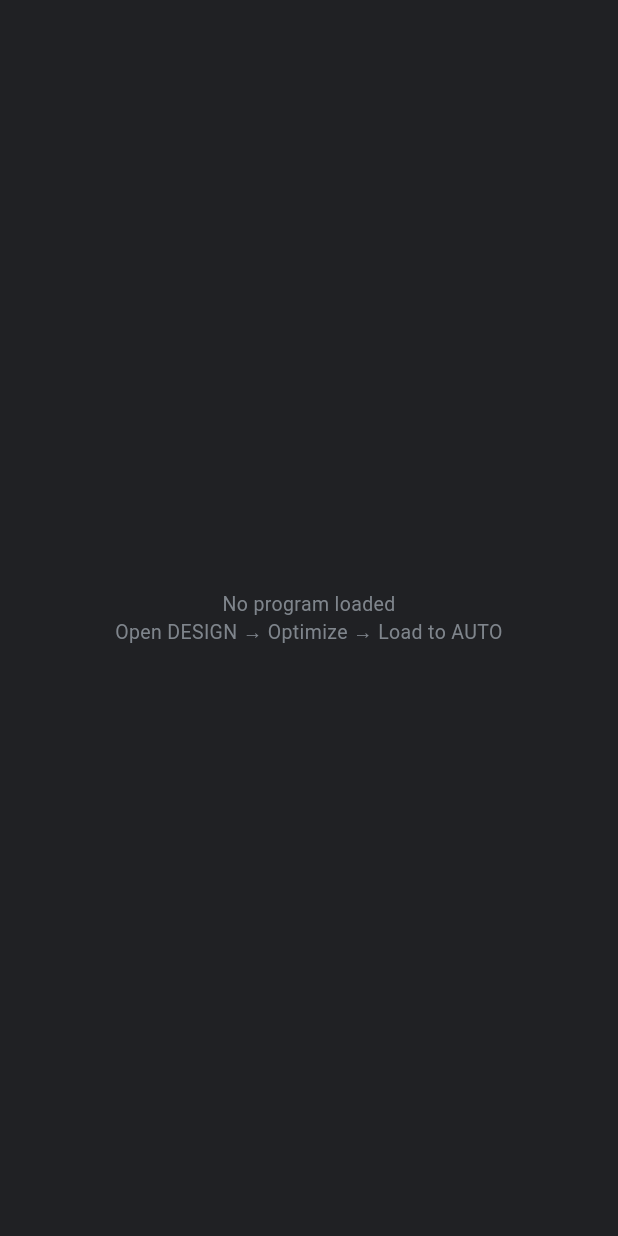
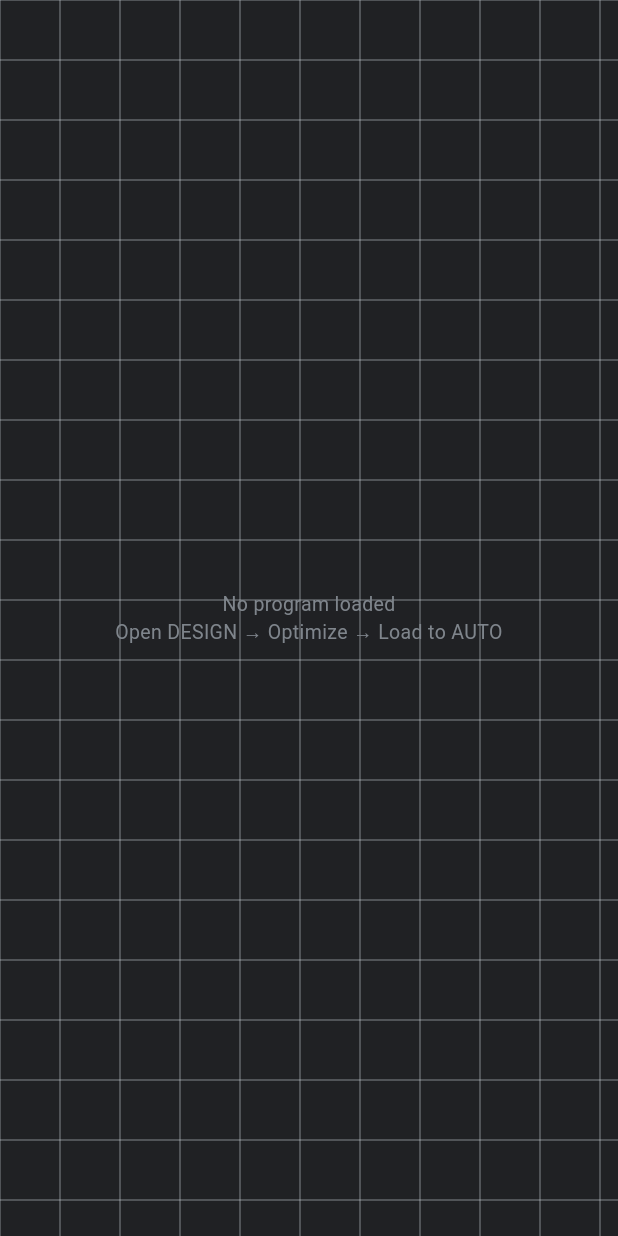
Before and after one commit to moslimebrahem69-ai/ROVEX_Project, a Flutter app: the PathPreview widget shown alone on an empty page, opened directly, on a phone screen of 412 x 824 dp. Run offline on Flutter 3.47's test engine with Material 3 defaults, Android fonts, the phone set to English and light mode, and no system bars; our stand-ins replace audioplayers, file_picker; missing offline and left inert: desktop_drop.

Commit message:
feat: improve design preview and English-only interface

```diff
--- a/Rug-CNC/flutter_tufting_system/lib/widgets/path_preview.dart
+++ b/Rug-CNC/flutter_tufting_system/lib/widgets/path_preview.dart
@@ -1,6 +1,3 @@
-import 'dart:typed_data';
-import 'dart:ui' as ui;
-
 import 'package:flutter/material.dart';
 import 'package:provider/provider.dart';
 
@@ -14,6 +11,7 @@ class PathPreview extends StatelessWidget {
   @override
   Widget build(BuildContext context) {
     final svc = context.watch<MachineService>();
+
     final pts = svc.programPoints;
     final s = svc.status;
     final colorGroups = svc.colorGroups;
@@ -25,15 +23,26 @@ class PathPreview extends StatelessWidget {
       child: Stack(
         fit: StackFit.expand,
         children: [
-          // ---------------------------------------------------------
+          // =========================================================
           // ORIGINAL DESIGN IMAGE
-          // ---------------------------------------------------------
+          // =========================================================
+
           if (designImage != null)
-            _DesignImage(bytes: designImage),
+            Center(
+              child: Padding(
+                padding: const EdgeInsets.all(40),
+                child: Image.memory(
+                  designImage,
+                  fit: BoxFit.contain,
+                  filterQuality: FilterQuality.high,
+                ),
+              ),
+            ),
 
-          // ---------------------------------------------------------
-          // TOOLPATH + NEEDLE
-          // ---------------------------------------------------------
+          // =========================================================
+          // TOOLPATH + MACHINE HEAD
+          // =========================================================
+
           CustomPaint(
             painter: _PathPainter(
               points: pts,
@@ -43,9 +52,10 @@ class PathPreview extends StatelessWidget {
             ),
           ),
 
-          // ---------------------------------------------------------
+          // =========================================================
           // EMPTY STATE
-          // ---------------------------------------------------------
+          // =========================================================
+
           if (pts.isEmpty && designImage == null)
             const Center(
               child: Text(
@@ -58,9 +68,10 @@ class PathPreview extends StatelessWidget {
               ),
             ),
 
-          // ---------------------------------------------------------
+          // =========================================================
           // PROGRAM NAME
-          // ---------------------------------------------------------
+          // =========================================================
+
           if (pts.isNotEmpty || designImage != null)
             Align(
               alignment: Alignment.topLeft,
@@ -78,9 +89,10 @@ class PathPreview extends StatelessWidget {
               ),
             ),
 
-          // ---------------------------------------------------------
+          // =========================================================
           // COLOR LEGEND
-          // ---------------------------------------------------------
+          // =========================================================
+
           if (colorGroups.isNotEmpty)
             Align(
               alignment: Alignment.topRight,
@@ -98,31 +110,10 @@ class PathPreview extends StatelessWidget {
   }
 }
 
-/// Displays the original uploaded design image.
-class _DesignImage extends StatelessWidget {
-  final Uint8List bytes;
+// ===================================================================
+// COLOR LEGEND
+// ===================================================================
 
-  const _DesignImage({
-    required this.bytes,
-  });
-
-  @override
-  Widget build(BuildContext context) {
-    return Center(
-      child: Padding(
-        padding: const EdgeInsets.all(40),
-        child: Image.memory(
-          bytes,
-          fit: BoxFit.contain,
-          filterQuality: FilterQuality.high,
-        ),
-      ),
-    );
-  }
-}
-
-/// Shows detected thread colors and highlights
-/// the color currently under the needle.
 class _ColorLegend extends StatelessWidget {
   final List<ColorGroup> groups;
   final int? activeOrder;
@@ -187,6 +178,10 @@ class _ColorLegend extends StatelessWidget {
   }
 }
 
+// ===================================================================
+// PATH PAINTER
+// ===================================================================
+
 class _PathPainter extends CustomPainter {
   final List<TuftPoint> points;
   final double headX;
@@ -202,13 +197,37 @@ class _PathPainter extends CustomPainter {
 
   @override
   void paint(Canvas canvas, Size size) {
+    // ===============================================================
+    // GRID
+    // ===============================================================
+
+    final grid = Paint()
+      ..color = const Color(0xFFDCE3EA).withValues(alpha: 0.35)
+      ..strokeWidth = 1;
+
+    for (double x = 0; x < size.width; x += 40) {
+      canvas.drawLine(
+        Offset(x, 0),
+        Offset(x, size.height),
+        grid,
+      );
+    }
+
+    for (double y = 0; y < size.height; y += 40) {
+      canvas.drawLine(
+        Offset(0, y),
+        Offset(size.width, y),
+        grid,
+      );
+    }
+
     if (points.isEmpty) {
       return;
     }
 
-    // ---------------------------------------------------------------
-    // PATH BOUNDS
-    // ---------------------------------------------------------------
+    // ===============================================================
+    // FIND PATH BOUNDS
+    // ===============================================================
 
     double minX = points.first.x;
     double maxX = points.first.x;
@@ -222,38 +241,38 @@ class _PathPainter extends CustomPainter {
       if (p.y > maxY) maxY = p.y;
     }
 
-    final spanX =
-        (maxX - minX).abs() < 1
+    final spanX = (maxX - minX).abs() < 1
         ? 1.0
         : maxX - minX;
 
-    final spanY =
-        (maxY - minY).abs() < 1
+    final spanY = (maxY - minY).abs() < 1
         ? 1.0
         : maxY - minY;
 
     const pad = 40.0;
 
+    // ===============================================================
+    // MAP MACHINE COORDINATES → SCREEN
+    // ===============================================================
+
     Offset map(double x, double y) {
       final nx = pad +
-          (x - minX) /
-              spanX *
-              (size.width - 2 * pad);
+          ((x - minX) / spanX) *
+              (size.width - (pad * 2));
 
       final ny = size.height -
           pad -
-          (y - minY) /
-              spanY *
-              (size.height - 2 * pad);
+          ((y - minY) / spanY) *
+              (size.height - (pad * 2));
 
       return Offset(nx, ny);
     }
 
-    // ---------------------------------------------------------------
-    // TOOLPATH
-    // ---------------------------------------------------------------
+    // ===============================================================
+    // DRAW TOOLPATH
+    // ===============================================================
 
-    for (var i = 0; i < points.length - 1; i++) {
+    for (int i = 0; i < points.length - 1; i++) {
       final a = map(
         points[i].x,
         points[i].y,
@@ -266,8 +285,7 @@ class _PathPainter extends CustomPainter {
 
       final done = i < progressIndex;
 
-      final threadColor =
-          points[i].colorValue != null
+      final threadColor = points[i].colorValue != null
           ? Color(points[i].colorValue!)
           : (done
               ? HmiColors.modeActive
@@ -288,9 +306,9 @@ class _PathPainter extends CustomPainter {
       );
     }
 
-    // ---------------------------------------------------------------
-    // NEEDLE / MACHINE HEAD
-    // ---------------------------------------------------------------
+    // ===============================================================
+    // MACHINE HEAD / NEEDLE
+    // ===============================================================
 
     final head = map(
       headX,
```
Lines whose indentation alone changed are shown as unchanged.
